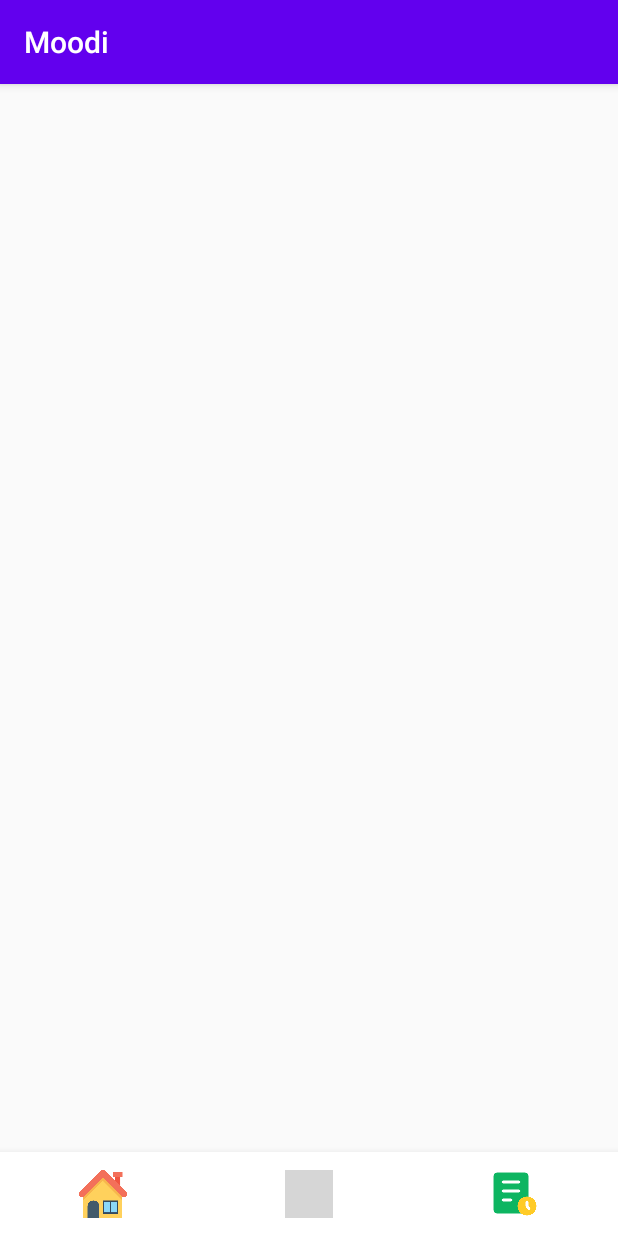
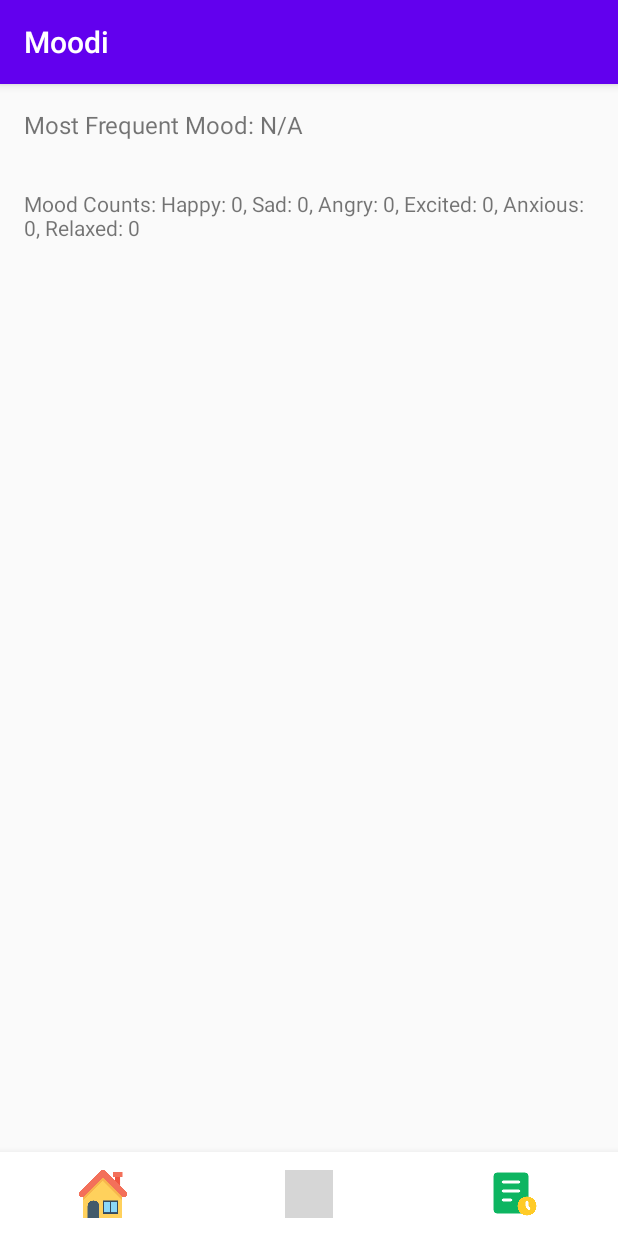
Before and after one commit to olenamolla/Moodi, an Android app: the MoodHistoryFragment screen opened through its navigation route, on a phone screen of 412 x 824 dp. Run offline under Robolectric (Android 15) with nearby library versions, the phone set to English and light mode, and no system bars; our stand-ins replace Room's generated code, navigation-ui; grey boxes are pictures that could not be loaded.

Commit message:
fix: Resolve compilation errors with imports and layout

```diff
--- a/app/src/main/java/com/bignerdranch/android/moodi/ui/MainFragment.kt
+++ b/app/src/main/java/com/bignerdranch/android/moodi/ui/MainFragment.kt
@@ -11,6 +11,7 @@ import android.widget.Toast
 import androidx.appcompat.app.AlertDialog
 import androidx.fragment.app.Fragment
 import androidx.fragment.app.viewModels
+import com.bignerdranch.android.moodi.utils.MoodMessageManager
 import androidx.lifecycle.lifecycleScope
 import com.bignerdranch.android.moodi.R
 import com.bignerdranch.android.moodi.data.AppDatabase
--- a/app/src/main/java/com/bignerdranch/android/moodi/ui/MoodHistoryFragment.kt
+++ b/app/src/main/java/com/bignerdranch/android/moodi/ui/MoodHistoryFragment.kt
@@ -5,9 +5,9 @@ import android.os.Bundle
 import android.view.LayoutInflater
 import android.view.View
 import android.view.ViewGroup
-import android.widget.TextView
 import android.widget.Toast
 import android.widget.TextView
+import com.bignerdranch.android.moodi.utils.MoodMessageManager
 import androidx.appcompat.app.AlertDialog
 import androidx.fragment.app.Fragment
 import androidx.fragment.app.viewModels
--- a/app/src/main/java/com/bignerdranch/android/moodi/ui/MoodTrendsFragment.kt
+++ b/app/src/main/java/com/bignerdranch/android/moodi/ui/MoodTrendsFragment.kt
@@ -13,7 +13,7 @@ import com.prolificinteractive.materialcalendarview.MaterialCalendarView
 import com.prolificinteractive.materialcalendarview.CalendarDay
 import com.bignerdranch.android.moodi.data.MoodEntry
 import com.bignerdranch.android.moodi.viewmodel.MoodTrendsViewModel
-import com.github.mikephil.charting.animation.Easing.EaseInOutQuad
+import com.github.mikephil.charting.animation.Easing
 import com.github.mikephil.charting.charts.PieChart
 import com.github.mikephil.charting.components.Legend
 import com.github.mikephil.charting.data.PieData
--- a/app/src/main/res/layout/fragment_mood_history.xml
+++ b/app/src/main/res/layout/fragment_mood_history.xml
@@ -5,12 +5,32 @@
     android:layout_width="match_parent"
     android:layout_height="match_parent">
 
+    <TextView
+        android:id="@+id/tvMostFrequentMood"
+        android:layout_width="0dp"
+        android:layout_height="wrap_content"
+        android:padding="16dp"
+        android:textSize="16sp"
+        app:layout_constraintTop_toTopOf="parent"
+        app:layout_constraintStart_toStartOf="parent"
+        app:layout_constraintEnd_toEndOf="parent"/>
+
+    <TextView
+        android:id="@+id/tvMoodCounts"
+        android:layout_width="0dp"
+        android:layout_height="wrap_content"
+        android:padding="16dp"
+        android:textSize="14sp"
+        app:layout_constraintTop_toBottomOf="@id/tvMostFrequentMood"
+        app:layout_constraintStart_toStartOf="parent"
+        app:layout_constraintEnd_toEndOf="parent"/>
+
     <androidx.recyclerview.widget.RecyclerView
         android:id="@+id/rvMoodHistory"
         android:layout_width="0dp"
         android:layout_height="0dp"
         android:padding="16dp"
-        app:layout_constraintTop_toTopOf="parent"
+        app:layout_constraintTop_toBottomOf="@id/tvMoodCounts"
         app:layout_constraintBottom_toBottomOf="parent"
         app:layout_constraintStart_toStartOf="parent"
         app:layout_constraintEnd_toEndOf="parent" />
```
